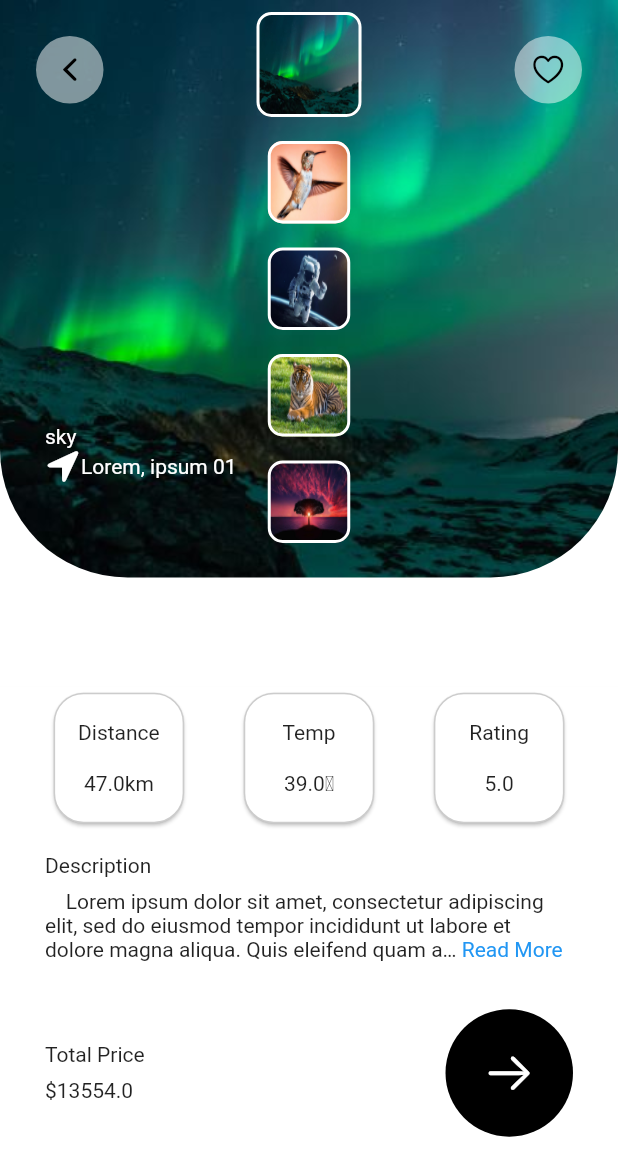
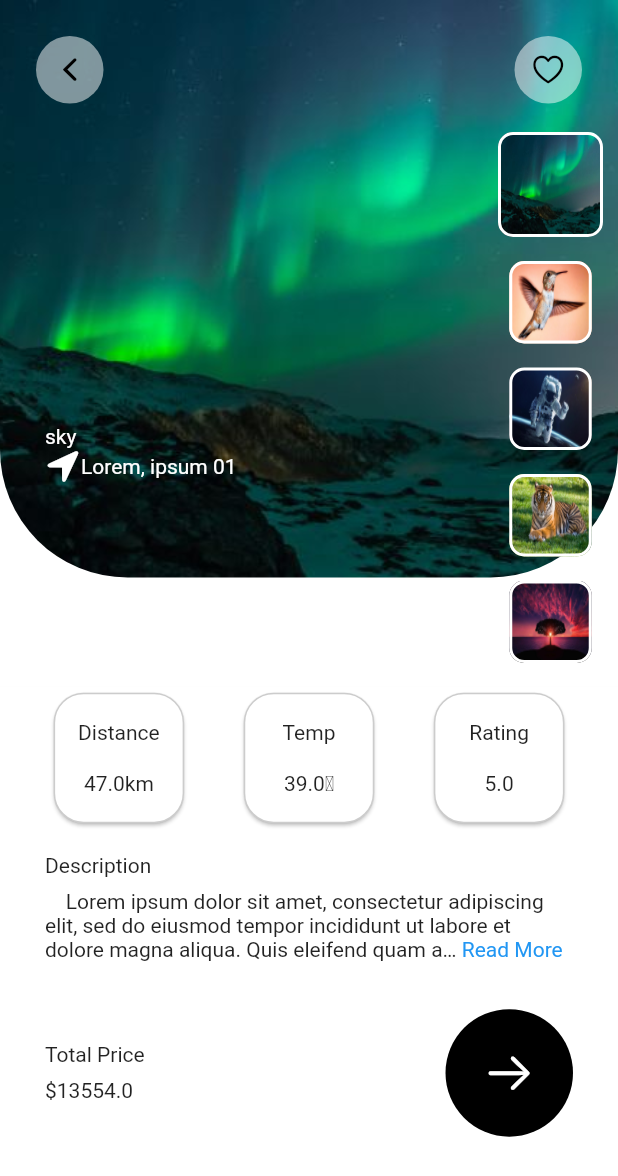
Before and after one commit to Arna98/TravelApp, a Flutter app: the screen it shows after launch, on a phone screen of 412 x 824 dp. Shown: the top 1176 px of the screen. Run offline on Flutter 3.47's test engine with Material 2 defaults, Android fonts, the phone set to English and light mode, and no system bars; drawn by our look-alikes of expandable_text.

Commit message:
Changing ListView position

```diff
--- a/lib/main.dart
+++ b/lib/main.dart
@@ -120,6 +120,11 @@ class _TravelInfoHomeState extends State<TravelInfoHome> {
                     )),
                 //listView Items
                 Positioned(
+                  right: 0,
+                  top: 80,
+                  child: SizedBox(
+                    width: 90,
+                    height: double.maxFinite,
                     child: ListView.builder(
                     itemCount: _travelItems.length,
                     itemBuilder: (context, index) {
@@ -151,6 +156,7 @@ class _TravelInfoHomeState extends State<TravelInfoHome> {
                         ),
                       ]);
                     },
+                                  ),
                   ))
               ],
             ),
```
Lines whose indentation alone changed are shown as unchanged.
